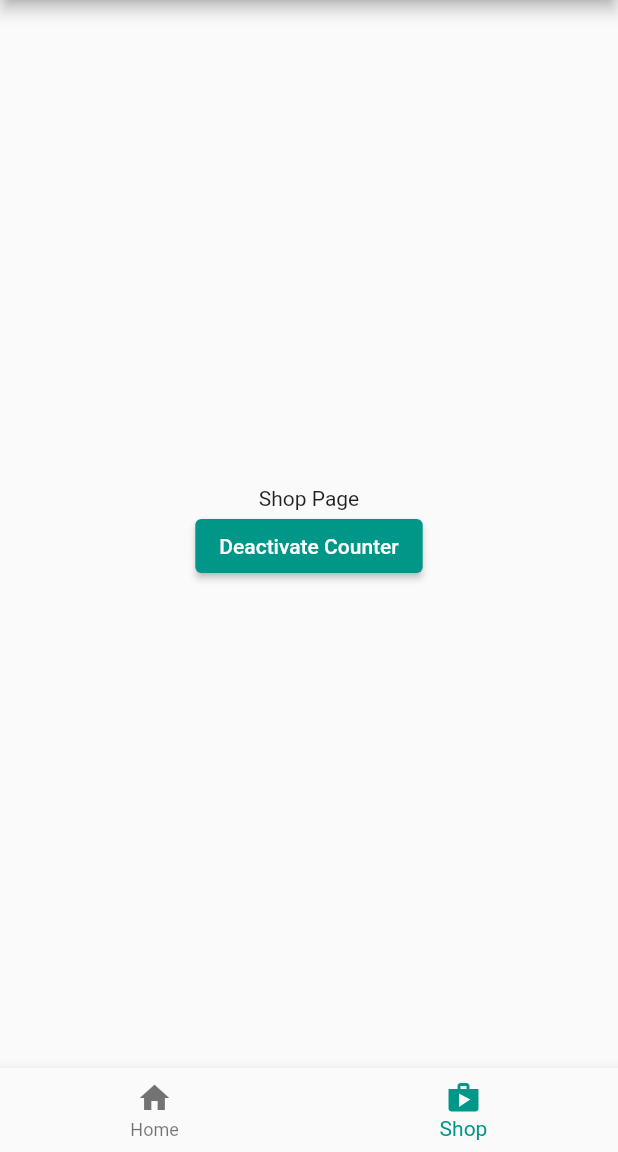
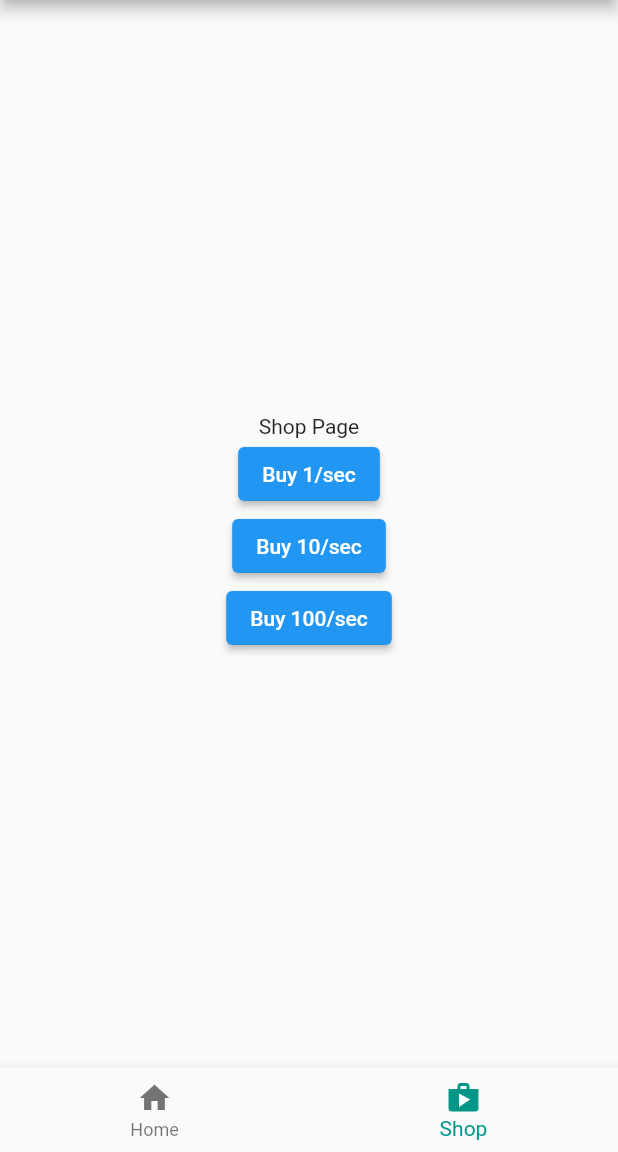
Before and after one commit to enderluca03/IIATIMD, a Flutter app: the screen it shows after launch, item 2 of the bottom bar chosen, on a phone screen of 412 x 824 dp, the part 84-1236 px from its top. Run offline on Flutter 3.47's test engine with Material 2 defaults, Android fonts, the phone set to English and light mode, and no system bars.

Commit message:
first try

```diff
--- a/coochie_clicker/lib/main.dart
+++ b/coochie_clicker/lib/main.dart
@@ -12,6 +12,7 @@ class MyApp extends StatelessWidget {
   Widget build(BuildContext context) {
     return MaterialApp(
       title: 'Coochie Clicker',
+      debugShowCheckedModeBanner: false,
       theme: ThemeData(
         primarySwatch: Colors.teal,
       ),
@@ -32,14 +33,28 @@ class MyHomePage extends StatefulWidget {
 class _MyHomePageState extends State<MyHomePage> {
   int _counter = 0;
   int _selectedIndex = 0;
-  bool _isCounterActive = false;
+  Set<int> _activeButtons = {};
+  Timer? _timer;
 
   void _incrementCounter() {
     setState(() {
       _counter++;
     });
+    _startIncrementTimer();
   }
 
+  void _startIncrementTimer() {
+    _stopIncrementTimer();
+    _timer = Timer.periodic(const Duration(seconds: 1), (_) {
+      int totalCount = 0;
+      for (int buttonIndex in _activeButtons) {
+        totalCount += _getIncrementValue(buttonIndex);
+      }
+      setState(() {
+        _counter += totalCount;
+      });
+    });
+  }
   void _onItemTapped(int index) {
     setState(() {
       _selectedIndex = index;
@@ -52,31 +67,31 @@ class _MyHomePageState extends State<MyHomePage> {
     }
   }
 
-  void _startIncrementTimer() {
-    if (_selectedIndex == 1 && !_isCounterActive) {
-      _isCounterActive = true;
-      _incrementCounter();
-      Timer.periodic(const Duration(seconds: 1), (_) {
-        _incrementCounter();
-      });
-    }
+  void _stopIncrementTimer() {
+    _timer?.cancel();
   }
 
-  void _stopIncrementTimer() {
-    _isCounterActive = false;
+  void _toggleButton(int buttonIndex) {
+    setState(() {
+      if (_activeButtons.contains(buttonIndex)) {
+        _activeButtons.remove(buttonIndex);
+      } else {
+        _activeButtons.add(buttonIndex);
+      }
+    });
+    _startIncrementTimer();
   }
 
-  void _toggleCounter() {
-    setState(() {
-      _isCounterActive = !_isCounterActive;
-
-      if (_isCounterActive) {
-        _incrementCounter();
-        Timer.periodic(const Duration(seconds: 1), (_) {
-          _incrementCounter();
-        });
-      }
-    });
+  int _getIncrementValue(int buttonIndex) {
+    if (buttonIndex == 0) {
+      return 1;
+    } else if (buttonIndex == 1) {
+      return 10;
+    } else if (buttonIndex == 2) {
+      return 100;
+    } else {
+      return 0;
+    }
   }
 
   @override
@@ -85,7 +100,12 @@ class _MyHomePageState extends State<MyHomePage> {
       appBar: AppBar(
         title: Text(widget.title),
       ),
-      body: _selectedIndex == 0 ? _buildHomePage() : _buildShopPage(),
+      body: _selectedIndex == 0
+          ? _buildHomePage()
+          : ShopPage(
+        activeButtons: _activeButtons,
+        toggleButton: _toggleButton,
+      ),
       bottomNavigationBar: BottomNavigationBar(
         items: const <BottomNavigationBarItem>[
           BottomNavigationBarItem(
@@ -125,19 +145,48 @@ class _MyHomePageState extends State<MyHomePage> {
       ),
     );
   }
+}
 
-  Widget _buildShopPage() {
+class ShopPage extends StatelessWidget {
+  final Set<int> activeButtons;
+  final Function(int) toggleButton;
+
+  const ShopPage({
+    Key? key,
+    required this.activeButtons,
+    required this.toggleButton,
+  }) : super(key: key);
+
+  @override
+  Widget build(BuildContext context) {
     return Center(
       child: Column(
         mainAxisAlignment: MainAxisAlignment.center,
         children: <Widget>[
           const Text('Shop Page'),
           ElevatedButton(
-            onPressed: _toggleCounter,
-            child: Text(_isCounterActive ? 'Deactivate Counter' : 'Activate Counter'),
+            onPressed: () => toggleButton(0),
+            style: _getButtonStyle(activeButtons.contains(0)),
+            child: const Text('Buy 1/sec'),
+          ),
+          ElevatedButton(
+            onPressed: () => toggleButton(1),
+            style: _getButtonStyle(activeButtons.contains(1)),
+            child: const Text('Buy 10/sec'),
+          ),
+          ElevatedButton(
+            onPressed: () => toggleButton(2),
+            style: _getButtonStyle(activeButtons.contains(2)),
+            child: const Text('Buy 100/sec'),
           ),
         ],
       ),
     );
   }
+
+  ButtonStyle _getButtonStyle(bool isActive) {
+    return isActive
+        ? ElevatedButton.styleFrom(primary: Colors.green)
+        : ElevatedButton.styleFrom(primary: Colors.blue);
+  }
 }
--- /dev/null
+++ b/coochie_clicker/lib/shop.dart
@@ -0,0 +1,38 @@
+import 'package:flutter/material.dart';
+
+class ShopPage extends StatelessWidget {
+  final VoidCallback buyOnePerSec;
+  final VoidCallback buyTenPerSec;
+  final VoidCallback buyHundredPerSec;
+
+  const ShopPage({
+    Key? key,
+    required this.buyOnePerSec,
+    required this.buyTenPerSec,
+    required this.buyHundredPerSec,
+  }) : super(key: key);
+
+  @override
+  Widget build(BuildContext context) {
+    return Center(
+      child: Column(
+        mainAxisAlignment: MainAxisAlignment.center,
+        children: <Widget>[
+          const Text('Shop Page'),
+          ElevatedButton(
+            onPressed: buyOnePerSec,
+            child: const Text('Buy 1/sec'),
+          ),
+          ElevatedButton(
+            onPressed: buyTenPerSec,
+            child: const Text('Buy 10/sec'),
+          ),
+          ElevatedButton(
+            onPressed: buyHundredPerSec,
+            child: const Text('Buy 100/sec'),
+          ),
+        ],
+      ),
+    );
+  }
+}
```
